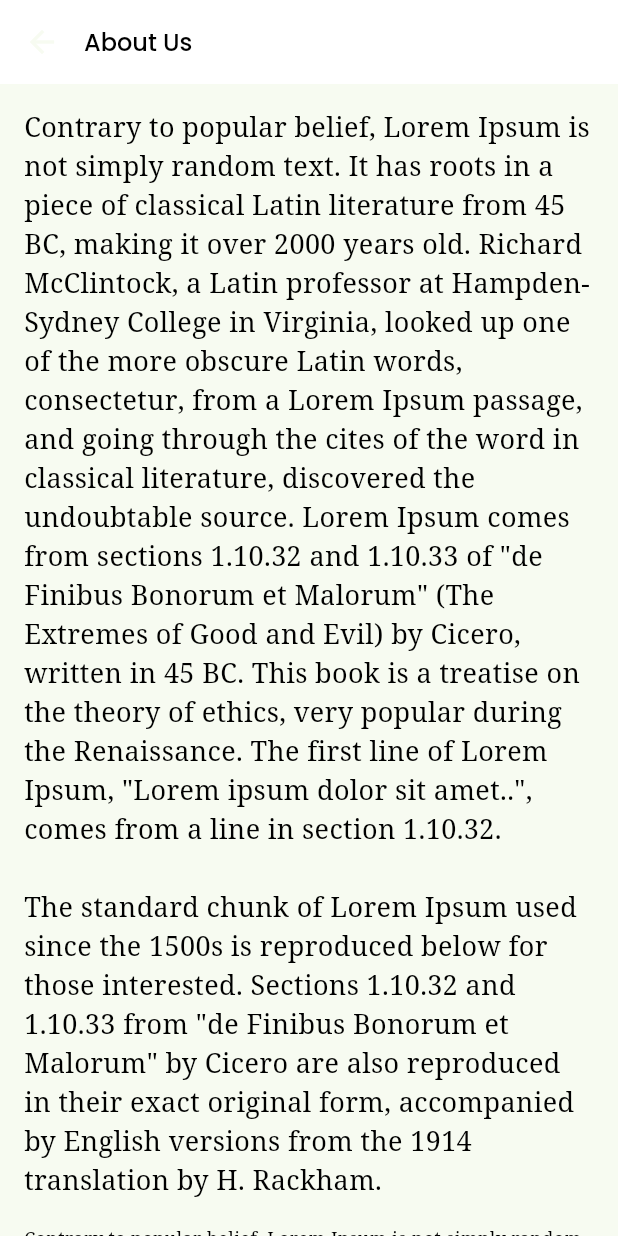
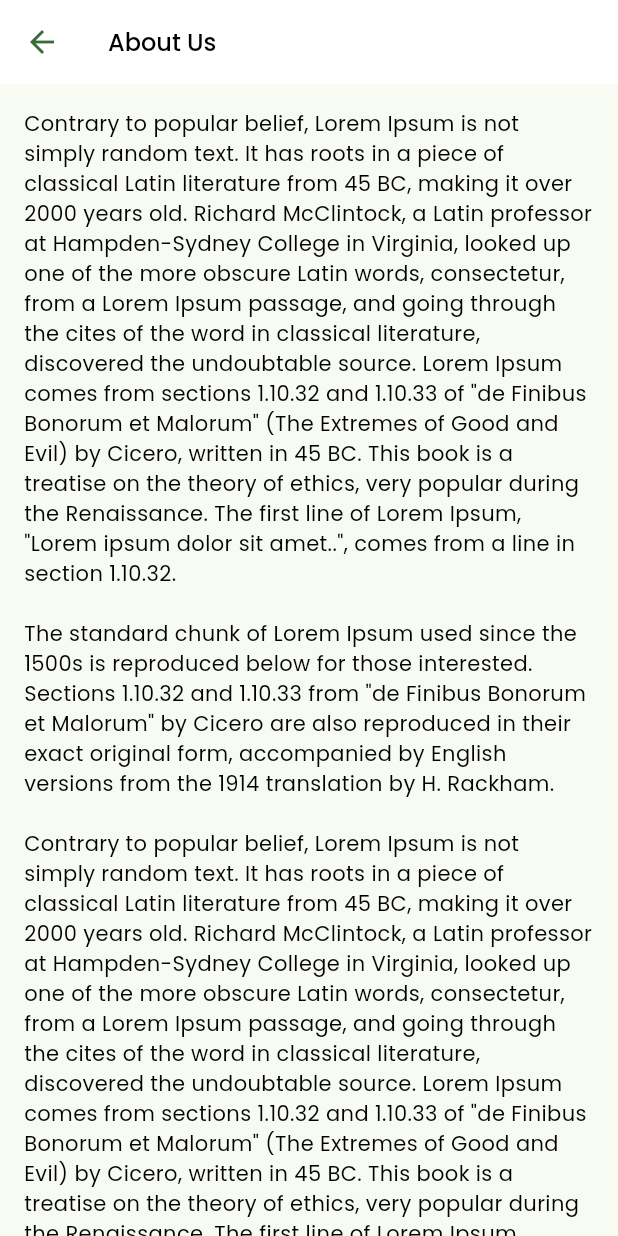
Before and after one commit to GamechiNitin/SimpleBank, a Flutter app: the screen it shows after launch, item 3 of the bottom bar chosen, after a tap on "About", on a phone screen of 412 x 824 dp. Run offline on Flutter 3.47's test engine with Material 2 defaults, Android fonts, the phone set to English and light mode, and no system bars; our stand-ins replace flutter_bloc, google_fonts, shared_preferences; network calls fail.

Commit message:
Quick Icon Widget | Text Fixes | About us changes

```diff
--- a/lib/utils/import.dart
+++ b/lib/utils/import.dart
@@ -3,6 +3,7 @@ export 'package:flutter/material.dart';
 
 // Screen
 export 'package:simple_bank/view/splash_screen.dart';
+export 'package:simple_bank/view/screen/more/aboutus_screen.dart';
 
 // Home - BNB
 export 'package:simple_bank/view/screen/bnb/market_screen.dart';
@@ -26,4 +27,7 @@ export 'package:simple_bank/model/watchlist_model.dart';
 // Response
 // Library
 // Respository
+
 // Widget
+export 'package:simple_bank/view/widget/quick_icon_listtile_widget.dart';
+export 'package:simple_bank/view/widget/quick_icon_widget.dart';
--- a/lib/utils/theme.dart
+++ b/lib/utils/theme.dart
@@ -20,7 +20,6 @@ class AppTheme {
       ),
       // brightness: Brightness.dark,
       appBarTheme: AppBarTheme(
-        titleSpacing: 0,
         backgroundColor: kWhiteColor,
         titleTextStyle: GoogleFonts.poppins(
           color: kBlackColor,
@@ -43,21 +42,16 @@ class AppTheme {
         background: ColorScheme.fromSeed(seedColor: kPrimaryColor).background,
         onBackground: ColorScheme.fromSeed(seedColor: kPrimaryColor).background,
         surface: kPrimaryColor,
-        onSurface: ColorScheme.fromSeed(seedColor: kPrimaryColor).background,
+        onSurface: ColorScheme.fromSeed(seedColor: kPrimaryColor).primary,
       ),
       textTheme: TextTheme(
-        bodyMedium: GoogleFonts.notoSerif(
-          fontSize: size12,
+        bodyMedium: GoogleFonts.poppins(
           color: kBlackColor,
-          // height: 0,
         ),
         bodySmall: GoogleFonts.notoSerif(
-          fontSize: size8,
           color: kBlackColor,
         ),
-      )
-      // colorSchemeSeed: kPrimaryColor,
-      );
+      ));
 
   // Dark Theme
   static ThemeData darkTheme = ThemeData(
@@ -80,7 +74,7 @@ class AppTheme {
     ),
     useMaterial3: true,
     appBarTheme: AppBarTheme(
-      titleSpacing: 0,
+      // titleSpacing: 0,
       backgroundColor: kDarkGreyColor,
       titleTextStyle: GoogleFonts.poppins(
         color: kWhiteColor,
--- a/lib/view/screen/bnb/dashboard_screen.dart
+++ b/lib/view/screen/bnb/dashboard_screen.dart
@@ -1,6 +1,4 @@
-import 'package:google_fonts/google_fonts.dart';
 import 'package:simple_bank/utils/import.dart';
-import 'package:simple_bank/view/screen/more/about_page.dart';
 
 class DashboardScreen extends StatefulWidget {
   const DashboardScreen({super.key});
@@ -100,7 +98,7 @@ class _DashboardScreenState extends State<DashboardScreen> {
               children: [
                 BlocBuilder<DarkModeCubit, DarkModeInitialState>(
                   builder: (context, state) {
-                    return MyWidget(
+                    return QuickIconWidget(
                       text: state.isDarkMode ? "Light Mode" : "Dark Mode",
                       icon: Icons.language,
                       onTap: () {
@@ -112,28 +110,28 @@ class _DashboardScreenState extends State<DashboardScreen> {
                     );
                   },
                 ),
-                MyWidget(
+                QuickIconWidget(
                   text: "Rate App",
                   icon: Icons.star,
                   onTap: () {},
                 ),
-                MyWidget(
+                QuickIconWidget(
                   text: "Feedback",
                   icon: Icons.email,
                   onTap: () {},
                 ),
-                MyWidget(
+                QuickIconWidget(
                   text: "T&C",
                   icon: Icons.import_contacts,
                   onTap: () {},
                 ),
-                MyWidget(
+                QuickIconWidget(
                   text: "About",
                   icon: Icons.language,
                   onTap: () {
                     Navigator.of(context).push(
                       MaterialPageRoute(
-                        builder: (context) => const AboutPage(),
+                        builder: (context) => const AboutUsScreen(),
                       ),
                     );
                   },
@@ -149,27 +147,27 @@ class _DashboardScreenState extends State<DashboardScreen> {
               style: Theme.of(context).appBarTheme.titleTextStyle,
             ),
           ),
-          MyWidget2(
+          QuickIconTileWidget(
             text: "Check update",
             icon: Icons.update,
             onTap: () {},
           ),
-          MyWidget2(
+          QuickIconTileWidget(
             text: "Release notes",
             icon: Icons.store,
             onTap: () {},
           ),
-          MyWidget2(
+          QuickIconTileWidget(
             text: "Version 1.0",
             icon: Icons.android_outlined,
             onTap: () {},
           ),
-          MyWidget2(
+          QuickIconTileWidget(
             text: "Delete Account",
             icon: Icons.account_balance,
             onTap: () {},
           ),
-          MyWidget2(
+          QuickIconTileWidget(
             text: "Logout",
             icon: Icons.logout,
             onTap: () {},
@@ -187,100 +185,3 @@ class _DashboardScreenState extends State<DashboardScreen> {
     );
   }
 }
-
-class MyWidget extends StatelessWidget {
-  const MyWidget({
-    super.key,
-    required this.text,
-    required this.icon,
-    required this.onTap,
-  });
-  final String text;
-  final IconData icon;
-  final VoidCallback onTap;
-
-  @override
-  Widget build(BuildContext context) {
-    return InkWell(
-      onTap: onTap,
-      child: Column(
-        crossAxisAlignment: CrossAxisAlignment.center,
-        mainAxisAlignment: MainAxisAlignment.center,
-        children: [
-          Container(
-            margin: const EdgeInsets.only(bottom: 4),
-            padding: const EdgeInsets.all(6),
-            alignment: Alignment.center,
-            decoration: const BoxDecoration(
-              shape: BoxShape.circle,
-              color: kDarkGrey2Color,
-            ),
-            child: Icon(
-              icon,
-              size: 30,
-              color: kWhiteColor,
-            ),
-          ),
-          Text(
-            text,
-            style: Theme.of(context).textTheme.bodySmall,
-          )
-        ],
-      ),
-    );
-  }
-}
-
-class MyWidget2 extends StatelessWidget {
-  const MyWidget2(
-      {super.key, required this.text, required this.icon, required this.onTap});
-  final String text;
-  final IconData icon;
-  final VoidCallback onTap;
-  @override
-  Widget build(BuildContext context) {
-    return Container(
-      padding: const EdgeInsets.symmetric(horizontal: 16, vertical: 8),
-      decoration: BoxDecoration(
-        shape: BoxShape.rectangle,
-        color: Theme.of(context).colorScheme.background,
-        border: const Border(
-          bottom: BorderSide(
-            color: kBlackColor,
-            width: 0.2,
-          ),
-        ),
-      ),
-      child: Row(
-        crossAxisAlignment: CrossAxisAlignment.center,
-        mainAxisAlignment: MainAxisAlignment.start,
-        children: [
-          Container(
-            margin: const EdgeInsets.only(right: 8),
-            padding: const EdgeInsets.all(6),
-            alignment: Alignment.center,
-            decoration: const BoxDecoration(
-              shape: BoxShape.circle,
-              color: kDarkGreyColor,
-            ),
-            child: Icon(
-              icon,
-              // size: 30,
-              color: kWhiteColor,
-            ),
-          ),
-          Text(
-            text,
-            style: Theme.of(context).textTheme.bodySmall?.copyWith(
-                  fontFamily: GoogleFonts.notoSerif.toString(),
-                ),
-          ),
-          Text(
-            text,
-            style: Theme.of(context).textTheme.bodySmall,
-          ),
-        ],
-      ),
-    );
-  }
-}
--- a/lib/view/screen/more/about_page.dart
+++ b/lib/view/screen/more/aboutus_screen.dart
@@ -1,40 +1,26 @@
 import 'package:simple_bank/utils/import.dart';
 
-class AboutPage extends StatelessWidget {
-  const AboutPage({super.key});
+class AboutUsScreen extends StatelessWidget {
+  const AboutUsScreen({super.key});
 
   @override
   Widget build(BuildContext context) {
     return Scaffold(
-      appBar: AppBar(
-        title: const Text("About Us"),
-      ),
+      appBar: AppBar(title: const Text("About Us")),
       body: ListView(
         padding: const EdgeInsets.all(16),
         children: const [
           Text(
             'Contrary to popular belief, Lorem Ipsum is not simply random text. It has roots in a piece of classical Latin literature from 45 BC, making it over 2000 years old. Richard McClintock, a Latin professor at Hampden-Sydney College in Virginia, looked up one of the more obscure Latin words, consectetur, from a Lorem Ipsum passage, and going through the cites of the word in classical literature, discovered the undoubtable source. Lorem Ipsum comes from sections 1.10.32 and 1.10.33 of "de Finibus Bonorum et Malorum" (The Extremes of Good and Evil) by Cicero, written in 45 BC. This book is a treatise on the theory of ethics, very popular during the Renaissance. The first line of Lorem Ipsum, "Lorem ipsum dolor sit amet..", comes from a line in section 1.10.32. \n\nThe standard chunk of Lorem Ipsum used since the 1500s is reproduced below for those interested. Sections 1.10.32 and 1.10.33 from "de Finibus Bonorum et Malorum" by Cicero are also reproduced in their exact original form, accompanied by English versions from the 1914 translation by H. Rackham.',
-            style: TextStyle(
-              fontSize: size18,
-            ),
           ),
           Text(
             '\nContrary to popular belief, Lorem Ipsum is not simply random text. It has roots in a piece of classical Latin literature from 45 BC, making it over 2000 years old. Richard McClintock, a Latin professor at Hampden-Sydney College in Virginia, looked up one of the more obscure Latin words, consectetur, from a Lorem Ipsum passage, and going through the cites of the word in classical literature, discovered the undoubtable source. Lorem Ipsum comes from sections 1.10.32 and 1.10.33 of "de Finibus Bonorum et Malorum" (The Extremes of Good and Evil) by Cicero, written in 45 BC. This book is a treatise on the theory of ethics, very popular during the Renaissance. The first line of Lorem Ipsum, "Lorem ipsum dolor sit amet..", comes from a line in section 1.10.32. \n\nThe standard chunk of Lorem Ipsum used since the 1500s is reproduced below for those interested. Sections 1.10.32 and 1.10.33 from "de Finibus Bonorum et Malorum" by Cicero are also reproduced in their exact original form, accompanied by English versions from the 1914 translation by H. Rackham.',
-            style: TextStyle(
-              fontSize: size12,
-            ),
           ),
           Text(
             '\nContrary to popular belief, Lorem Ipsum is not simply random text. It has roots in a piece of classical Latin literature from 45 BC, making it over 2000 years old. Richard McClintock, a Latin professor at Hampden-Sydney College in Virginia, looked up one of the more obscure Latin words, consectetur, from a Lorem Ipsum passage, and going through the cites of the word in classical literature, discovered the undoubtable source. Lorem Ipsum comes from sections 1.10.32 and 1.10.33 of "de Finibus Bonorum et Malorum" (The Extremes of Good and Evil) by Cicero, written in 45 BC. This book is a treatise on the theory of ethics, very popular during the Renaissance. The first line of Lorem Ipsum, "Lorem ipsum dolor sit amet..", comes from a line in section 1.10.32. \n\nThe standard chunk of Lorem Ipsum used since the 1500s is reproduced below for those interested. Sections 1.10.32 and 1.10.33 from "de Finibus Bonorum et Malorum" by Cicero are also reproduced in their exact original form, accompanied by English versions from the 1914 translation by H. Rackham.',
-            style: TextStyle(
-              fontSize: size12,
-            ),
           ),
           Text(
             '\nContrary to popular belief, Lorem Ipsum is not simply random text. It has roots in a piece of classical Latin literature from 45 BC, making it over 2000 years old. Richard McClintock, a Latin professor at Hampden-Sydney College in Virginia, looked up one of the more obscure Latin words, consectetur, from a Lorem Ipsum passage, and going through the cites of the word in classical literature, discovered the undoubtable source. Lorem Ipsum comes from sections 1.10.32 and 1.10.33 of "de Finibus Bonorum et Malorum" (The Extremes of Good and Evil) by Cicero, written in 45 BC. This book is a treatise on the theory of ethics, very popular during the Renaissance. The first line of Lorem Ipsum, "Lorem ipsum dolor sit amet..", comes from a line in section 1.10.32. \n\nThe standard chunk of Lorem Ipsum used since the 1500s is reproduced below for those interested. Sections 1.10.32 and 1.10.33 from "de Finibus Bonorum et Malorum" by Cicero are also reproduced in their exact original form, accompanied by English versions from the 1914 translation by H. Rackham.',
-            style: TextStyle(
-              fontSize: size12,
-            ),
           ),
         ],
       ),
--- /dev/null
+++ b/lib/view/widget/quick_icon_listtile_widget.dart
@@ -0,0 +1,49 @@
+import 'package:simple_bank/utils/import.dart';
+
+class QuickIconTileWidget extends StatelessWidget {
+  const QuickIconTileWidget(
+      {super.key, required this.text, required this.icon, required this.onTap});
+  final String text;
+  final IconData icon;
+  final VoidCallback onTap;
+  @override
+  Widget build(BuildContext context) {
+    return Container(
+      padding: const EdgeInsets.symmetric(horizontal: 16, vertical: 8),
+      decoration: BoxDecoration(
+        shape: BoxShape.rectangle,
+        color: Theme.of(context).colorScheme.background,
+        border: const Border(
+          bottom: BorderSide(
+            color: kBlackColor,
+            width: 0.2,
+          ),
+        ),
+      ),
+      child: Row(
+        crossAxisAlignment: CrossAxisAlignment.center,
+        mainAxisAlignment: MainAxisAlignment.start,
+        children: [
+          Container(
+            margin: const EdgeInsets.only(right: 8),
+            padding: const EdgeInsets.all(6),
+            alignment: Alignment.center,
+            decoration: const BoxDecoration(
+              shape: BoxShape.circle,
+              color: kDarkGreyColor,
+            ),
+            child: Icon(
+              icon,
+              // size: 30,
+              color: kWhiteColor,
+            ),
+          ),
+          Text(
+            text,
+            style: Theme.of(context).textTheme.bodySmall,
+          ),
+        ],
+      ),
+    );
+  }
+}
--- /dev/null
+++ b/lib/view/widget/quick_icon_widget.dart
@@ -0,0 +1,44 @@
+import 'package:simple_bank/utils/import.dart';
+
+class QuickIconWidget extends StatelessWidget {
+  const QuickIconWidget({
+    super.key,
+    required this.text,
+    required this.icon,
+    required this.onTap,
+  });
+  final String text;
+  final IconData icon;
+  final VoidCallback onTap;
+
+  @override
+  Widget build(BuildContext context) {
+    return InkWell(
+      onTap: onTap,
+      child: Column(
+        crossAxisAlignment: CrossAxisAlignment.center,
+        mainAxisAlignment: MainAxisAlignment.center,
+        children: [
+          Container(
+            margin: const EdgeInsets.only(bottom: 4),
+            padding: const EdgeInsets.all(6),
+            alignment: Alignment.center,
+            decoration: const BoxDecoration(
+              shape: BoxShape.circle,
+              color: kDarkGrey2Color,
+            ),
+            child: Icon(
+              icon,
+              size: 30,
+              color: kWhiteColor,
+            ),
+          ),
+          Text(
+            text,
+            style: Theme.of(context).textTheme.bodySmall,
+          )
+        ],
+      ),
+    );
+  }
+}
```
